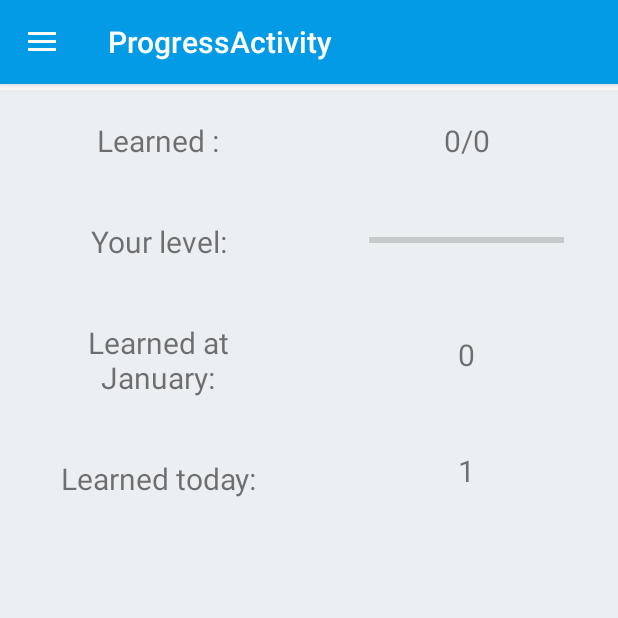
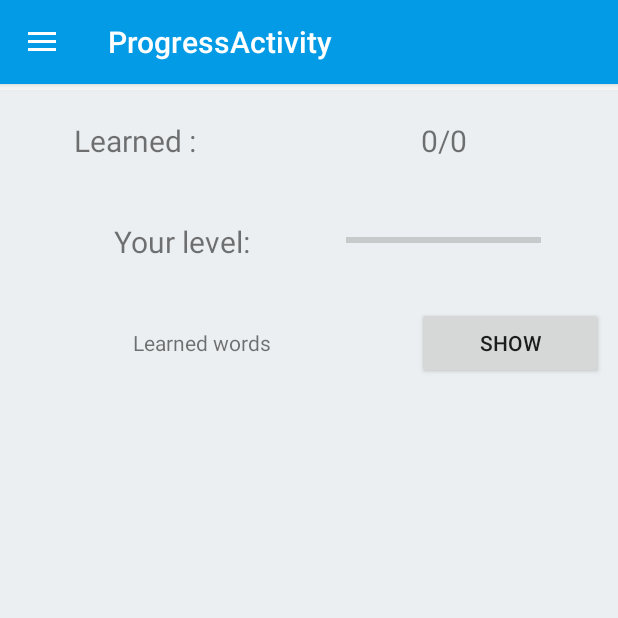
Before and after one commit to sanqa/BetterEnglish, an Android app: the ProgressActivity screen opened directly, with no data from a screen before it, on a phone screen of 412 x 824 dp, the top half of it. Run offline under Robolectric (Android 15) with nearby library versions, the phone set to English and light mode, and no system bars; our stand-ins replace ButterKnife.

Commit message:
changed proress activity annd fixed some bugs

```diff
--- a/app/src/main/java/com/bionic/sasha/betterenglish/AddNewWordActivity.java
+++ b/app/src/main/java/com/bionic/sasha/betterenglish/AddNewWordActivity.java
@@ -91,6 +91,7 @@ public class AddNewWordActivity extends AppCompatActivity
 
         newWord.setText("");
         translateWord.setText("");
+        addButton.setEnabled(false);
     }
 
     @OnClick(R.id.button_get_translate) void getTranslate() {
--- a/app/src/main/java/com/bionic/sasha/betterenglish/ProgressActivity.java
+++ b/app/src/main/java/com/bionic/sasha/betterenglish/ProgressActivity.java
@@ -34,15 +34,8 @@ public class ProgressActivity extends AppCompatActivity
     @BindView(R.id.current_all_learn)
     TextView currentLearn;
 
-    @BindView(R.id.progress_text_month)
-    TextView textPerMonth;
-
-    @BindView(R.id.month_learned)
-            TextView monthLearned;
 
     TranslateDBHelper dbHelper;
-    String[] months = {"January", "February", "March", "April", "May", "June", "July",
-            "August", "September", "October", "November", "December"};
 
     @Override
     protected void onCreate(Bundle savedInstanceState) {
@@ -69,15 +62,12 @@ public class ProgressActivity extends AppCompatActivity
 
         Calendar calendar = Calendar.getInstance();
         int pos = calendar.get(Calendar.MONTH);
-        textPerMonth.setText(textPerMonth.getText() + " " + months[pos] + ":");
 
 
 
 
         long current = DatabaseUtils.queryNumEntries(database, TranslateReaderDB.LearnedWords.TABLE_LEARNED_WORDS_NAME);
         currentLearn.setText("" + current);
-
-        monthLearned.setText("" + current);
     }
 
     @Override
@@ -117,4 +107,9 @@ public class ProgressActivity extends AppCompatActivity
         drawer.closeDrawer(GravityCompat.START);
         return true;
     }
+
+    public void showLearned(View view) {
+        Intent intent = new Intent(this, ShowLearnedWordsActivity.class);
+        startActivity(intent);
+    }
 }
--- a/app/src/main/java/com/bionic/sasha/betterenglish/SettingsActivity.java
+++ b/app/src/main/java/com/bionic/sasha/betterenglish/SettingsActivity.java
@@ -23,7 +23,7 @@ public class SettingsActivity extends AppCompatActivity
 
     final String SAVED_TEXT = "saved_text";
 
-    String words_count[] = {"15", "20", "25", "30", "35", "40"};
+    String words_count[] = {"10", "15", "20", "25"};
 
     Spinner spinner;
 
@@ -125,8 +125,5 @@ public class SettingsActivity extends AppCompatActivity
         return position;
     }
 
-    public void showLearned(View view) {
-        Intent intent = new Intent(this, ShowLearnedWordsActivity.class);
-        startActivity(intent);
-    }
+
 }
--- a/app/src/main/res/layout/content_progress.xml
+++ b/app/src/main/res/layout/content_progress.xml
@@ -7,16 +7,15 @@
     android:layout_marginTop="60dp"
     android:background="@color/our_background1"
     android:baselineAligned="false"
-    android:orientation="horizontal"
+    android:orientation="vertical"
     tools:context="com.bionic.sasha.betterenglish.ProgressActivity"
     tools:showIn="@layout/app_bar_progress">
 
     <LinearLayout
-        android:layout_width="wrap_content"
-        android:layout_height="match_parent"
-        android:layout_weight="1"
+        android:layout_width="match_parent"
+        android:layout_height="wrap_content"
         android:gravity="center_horizontal"
-        android:orientation="vertical">
+        android:orientation="horizontal">
 
         <TextView
             android:layout_width="140dp"
@@ -25,40 +24,6 @@
             android:gravity="center"
             android:text="@string/progress_learned_label"
             android:textSize="@dimen/progress_activity_text_size" />
-
-        <TextView
-            android:layout_width="140dp"
-            android:layout_height="wrap_content"
-            android:layout_margin="@dimen/progress_margin_visual"
-            android:gravity="center"
-            android:text="@string/your_level"
-            android:textSize="@dimen/progress_activity_text_size" />
-
-        <TextView
-            android:id="@+id/progress_text_month"
-            android:layout_width="140dp"
-            android:layout_height="wrap_content"
-            android:gravity="center"
-            android:layout_margin="@dimen/progress_margin_visual"
-            android:text="@string/learned_per_month"
-            android:textSize="@dimen/progress_activity_text_size" />
-
-        <TextView
-            android:layout_width="140dp"
-            android:layout_height="wrap_content"
-            android:gravity="center"
-            android:layout_margin="@dimen/progress_margin_visual"
-            android:text="Learned today:"
-            android:textSize="@dimen/progress_activity_text_size" />
-
-    </LinearLayout>
-
-    <LinearLayout
-        android:layout_width="wrap_content"
-        android:layout_height="match_parent"
-        android:layout_weight="1"
-        android:gravity="center_horizontal"
-        android:orientation="vertical">
 
         <LinearLayout
             android:layout_width="match_parent"
@@ -90,6 +55,24 @@
 
         </LinearLayout>
 
+
+    </LinearLayout>
+
+    <LinearLayout
+        android:layout_width="match_parent"
+        android:layout_height="wrap_content"
+        android:gravity="center_horizontal"
+        android:orientation="horizontal">
+
+        <TextView
+            android:layout_width="140dp"
+            android:layout_height="wrap_content"
+            android:layout_margin="@dimen/progress_margin_visual"
+            android:gravity="center"
+            android:text="@string/your_level"
+            android:textSize="@dimen/progress_activity_text_size" />
+
+
         <ProgressBar
             android:id="@+id/progress_progress_bar"
             style="@style/Widget.AppCompat.ProgressBar.Horizontal"
@@ -97,22 +80,29 @@
             android:layout_height="@dimen/progress_bar_height"
             android:layout_margin="@dimen/progress_margin_visual" />
 
-        <TextView
-            android:id="@+id/month_learned"
-            android:layout_width="wrap_content"
-            android:layout_height="wrap_content"
-            android:layout_margin="30dp"
-            android:text="0"
-            android:textSize="@dimen/progress_activity_text_size" />
+
+    </LinearLayout>
+
+    <LinearLayout
+        android:layout_width="match_parent"
+        android:layout_height="wrap_content"
+        android:orientation="horizontal">
 
         <TextView
-            android:id="@+id/day_learned"
-            android:layout_width="wrap_content"
+            android:layout_width="0dp"
             android:layout_height="wrap_content"
-            android:layout_margin="@dimen/progress_margin_visual"
-            android:text="1"
-            android:textSize="@dimen/progress_activity_text_size" />
+            android:layout_margin="@dimen/settings_margin"
+            android:layout_weight="2"
+            android:gravity="center"
+            android:text="@string/learned_words" />
 
+        <Button
+            android:layout_width="0dp"
+            android:layout_height="wrap_content"
+            android:layout_margin="@dimen/settings_margin"
+            android:layout_weight="1"
+            android:onClick="showLearned"
+            android:text="@string/show" />
 
     </LinearLayout>
 
--- a/app/src/main/res/layout/content_settings.xml
+++ b/app/src/main/res/layout/content_settings.xml
@@ -42,33 +42,6 @@
 
     </LinearLayout>
 
-    <LinearLayout
-        android:layout_width="match_parent"
-        android:layout_height="wrap_content"
-        android:orientation="horizontal">
-
-        <TextView
-            android:layout_width="0dp"
-            android:layout_height="wrap_content"
-            android:layout_margin="@dimen/settings_margin"
-            android:layout_weight="2"
-            android:gravity="center"
-            android:text="@string/learned_words" />
-
-        <Space
-            android:layout_width="0dp"
-            android:layout_height="wrap_content"
-            android:layout_weight="1"/>
 
 
-        <Button
-            android:layout_width="0dp"
-            android:onClick="showLearned"
-            android:layout_height="wrap_content"
-            android:layout_margin="@dimen/settings_margin"
-            android:layout_weight="1"
-            android:text="@string/show" />
-
-    </LinearLayout>
-
 </LinearLayout>
```
